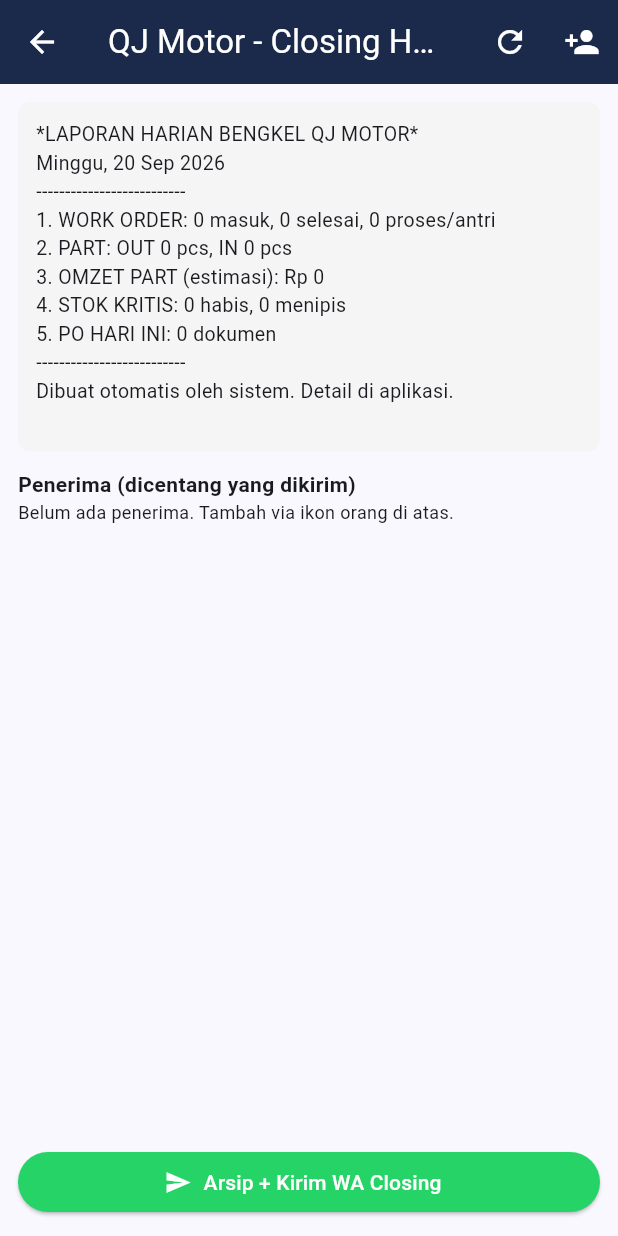
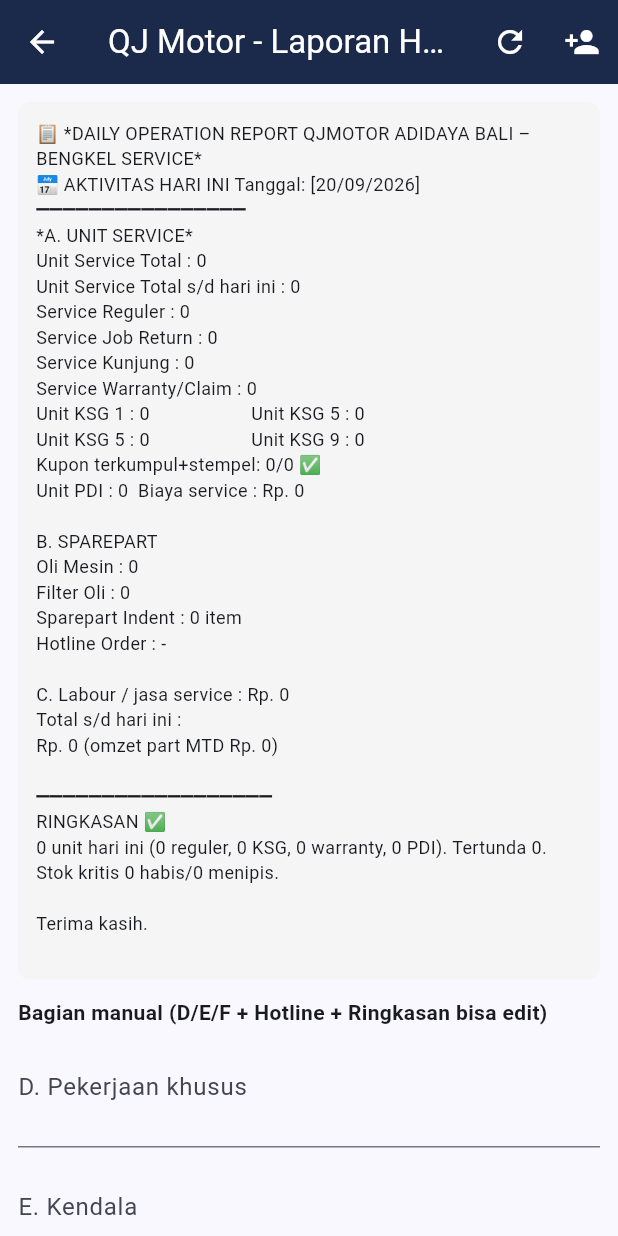
Before and after one commit to ng0thz/qj-motor-gudang-saas, a Flutter app: the screen it shows after launch, after a tap on the "assessment" icon, on a phone screen of 412 x 824 dp. Run offline on Flutter 3.47's test engine with Material 3 defaults, Android fonts, the phone set to English and light mode, and no system bars; our stand-ins replace cloud_firestore, file_picker, firebase_auth, firebase_core, pdf, printing and 1 more; missing offline and left inert: mobile_scanner; accounts and stored records are empty.

Commit message:
feat: laporan harian format A-F draft + kategori WO KSG kupon + rekonsiliasi

```diff
--- a/lib/features/stock/closing_report_page.dart
+++ b/lib/features/stock/closing_report_page.dart
@@ -4,9 +4,9 @@
 import 'package:url_launcher/url_launcher.dart';
 import 'stock_repository.dart';
 
-// Laporan aktivitas bengkel harian -> dikirim WA saat closing.
-// Dibaca: Operation Manager, Direktur/Komisaris, Owner.
-// Sumber: work_orders + stock_movements hari ini + stok kritis + PO.
+// DAILY OPERATION REPORT QJMOTOR ADIDAYA BALI – BENGKEL SERVICE
+// Format A-F persis draft frontdesk. Angka auto dari WO + mutasi,
+// D/E/F + Hotline manual, RINGKASAN auto (bisa edit).
 class ClosingReportPage extends StatefulWidget {
   const ClosingReportPage({super.key});
   @override
@@ -16,8 +16,12 @@
 class _ClosingReportPageState extends State<ClosingReportPage> {
   final repo = StockRepository();
   bool loading = true;
-  String text = '';
-  Map<String, dynamic> summary = {};
+  Map<String, dynamic> d = {};
+  final kerjaCtrl = TextEditingController();
+  final kendalaCtrl = TextEditingController();
+  final tindakCtrl = TextEditingController();
+  final hotlineCtrl = TextEditingController();
+  final ringkasanCtrl = TextEditingController();
   final Set<String> pilihPenerima = {};
 
   @override
@@ -26,152 +30,189 @@
     _build();
   }
 
-  DateTime _startOfToday() {
-    final n = DateTime.now();
-    return DateTime(n.year, n.month, n.day);
-  }
+  DateTime _start(DateTime n) => DateTime(n.year, n.month, n.day);
+
+  int _kat(List<Map<String, dynamic>> wos, String k) =>
+      wos.where((w) => '${w['kategori'] ?? 'Reguler'}' == k).length;
 
   Future<void> _build() async {
     setState(() => loading = true);
-    final start = _startOfToday();
-    final tgl = DateFormat('EEEE, d MMM yyyy', 'id_ID').format(DateTime.now());
+    final now = DateTime.now();
+    final start = _start(now);
+    final monthStart = DateTime(now.year, now.month, 1);
     final movs = await repo.fetchMovementsSince(start);
     final wos = await repo.fetchWOSince(start);
+    final wosMonth = await repo.fetchWOSince(monthStart);
+    final movsMonth = await repo.fetchMovementsSince(monthStart);
     final pos = await repo.fetchPOsSince(start);
+    final all = await repo.fetchAll3000();
+    final jenisOf = {for (final p in all) p.kode: p.jenisPart};
+    final price = {for (final p in all) p.kode: p.harga.jual};
 
-    final woMasuk = wos.length;
-    final woSelesai = wos.where((w) => '${w['status']}'.toUpperCase() == 'SELESAI').length;
-    final woProses = wos.where((w) => ['OPEN', 'PROSES'].contains('${w['status']}'.toUpperCase())).length;
+    // A. Unit
+    final ksg = {for (var i = 1; i <= 8; i++) 'KSG$i': _kat(wos, 'KSG$i')};
+    final reguler = _kat(wos, 'Reguler');
+    final jobReturn = _kat(wos, 'JobReturn');
+    final kunjung = _kat(wos, 'Kunjung');
+    final warranty = _kat(wos, 'Warranty');
+    final pdi = _kat(wos, 'PDI');
+    final total = wos.length;
+    final pdiLabour = wos.where((w) => '${w['kategori']}' == 'PDI').fold<int>(0, (t, w) => t + ((w['labourTotal'] ?? 0) as int));
+    // Kupon KSG
+    final kuponOk = wos.where((w) => '${w['kategori']}'.startsWith('KSG') && (w['kuponStempel'] == true)).length;
+    final kuponTotal = ksg.values.fold<int>(0, (t, v) => t + v);
 
-    int outQty = 0, inQty = 0;
-    final Map<String, int> outPerPart = {};
+    // B. Sparepart dari OUT hari ini
+    int oli = 0, filter = 0;
+    final Map<String, int> indentPerPart = {};
     for (final m in movs) {
+      if (m['tipe'] != 'OUT') continue;
+      final kode = '${m['kode_part']}';
       final q = (m['qty'] ?? 0) as int;
-      if (m['tipe'] == 'OUT') { outQty += q; outPerPart[m['kode_part']] = (outPerPart[m['kode_part']] ?? 0) + q; }
-      if (m['tipe'] == 'IN') inQty += q;
+      final j = (jenisOf[kode] ?? '').toUpperCase();
+      final nama = kode.toUpperCase();
+      if (j == 'OIL_FLUID' || nama.startsWith('LIDEM') || nama.contains('OIL')) oli += q;
+      if (nama.contains('FILTER') || kode.startsWith('2601') || kode.startsWith('1601')) filter += q;
     }
-    final topOut = outPerPart.entries.toList()..sort((a, b) => b.value.compareTo(a.value));
-    int omzet = 0;
-    final all = await repo.fetchAll3000();
-    final price = {for (final p in all) p.kode: p.harga.jual};
-    for (final e in topOut) { omzet += (price[e.key] ?? 0) * e.value; }
+    int indentItems = 0;
+    for (final p in pos) {
+      final items = (p['items'] ?? []) as List;
+      indentItems += items.fold<int>(0, (t, e) => t + ((e['qty'] ?? 0) as int));
+    }
+
+    // C. Labour
+    final labourToday = wos.where((w) => '${w['status']}'.toUpperCase() == 'SELESAI')
+        .fold<int>(0, (t, w) => t + ((w['labourTotal'] ?? 0) as int));
+    final labourMtd = wosMonth.where((w) => '${w['status']}'.toUpperCase() == 'SELESAI')
+        .fold<int>(0, (t, w) => t + ((w['labourTotal'] ?? 0) as int));
+    int omzetMtd = 0;
+    for (final m in movsMonth) {
+      if (m['tipe'] != 'OUT') continue;
+      omzetMtd += (price['${m['kode_part']}'] ?? 0) * ((m['qty'] ?? 0) as int);
+    }
+
+    // F auto: WO belum selesai + stok kritis
+    final tertunda = wos.where((w) => ['OPEN', 'PROSES'].contains('${w['status']}'.toUpperCase())).length;
     final habis = all.where((p) => p.stok == 0).length;
     final menipis = all.where((p) => p.stok > 0 && p.stok <= p.minStok).length;
 
-    final buf = StringBuffer();
-    buf.writeln('*LAPORAN HARIAN BENGKEL QJ MOTOR*');
-    buf.writeln(tgl);
-    buf.writeln('--------------------------');
-    buf.writeln('1. WORK ORDER: $woMasuk masuk, $woSelesai selesai, $woProses proses/antri');
-    buf.writeln('2. PART: OUT $outQty pcs, IN $inQty pcs');
-    if (topOut.isNotEmpty) {
-      buf.writeln('   Top OUT: ${topOut.take(3).map((e) => '${e.key} (${e.value})').join(', ')}');
+    d = {
+      'total': total, 'totalMtd': wosMonth.length,
+      'reguler': reguler, 'jobReturn': jobReturn, 'kunjung': kunjung,
+      'warranty': warranty, 'pdi': pdi, 'pdiLabour': pdiLabour,
+      'ksg': ksg, 'kuponOk': kuponOk, 'kuponTotal': kuponTotal,
+      'oli': oli, 'filter': filter, 'indent': indentItems,
+      'labourToday': labourToday, 'labourMtd': labourMtd, 'omzetMtd': omzetMtd,
+      'tertunda': tertunda, 'habis': habis, 'menipis': menipis,
+      'po': pos.length,
+    };
+    ringkasanCtrl.text =
+        '$total unit hari ini ($reguler reguler, ${ksg.values.fold(0, (a, b) => a + b)} KSG, ${_kat(wos, 'Warranty')} warranty, $pdi PDI). '
+        'Tertunda $tertunda. Stok kritis $habis habis/$menipis menipis.';
+    tindakCtrl.text = tertunda > 0 ? 'Selesaikan $tertunda WO tertunda.' : '';
+    if (habis + menipis > 0) tindakCtrl.text += (tindakCtrl.text.isEmpty ? '' : ' ') + 'Cek $habis habis/$menipis menipis.';
+    setState(() => loading = false);
   }
-    buf.writeln('3. OMZET PART (estimasi): Rp $omzet');
-    buf.writeln('4. STOK KRITIS: $habis habis, $menipis menipis');
-    buf.writeln('5. PO HARI INI: ${pos.length} dokumen');
-    buf.writeln('--------------------------');
-    buf.writeln('Dibuat otomatis oleh sistem. Detail di aplikasi.');
 
-    summary = {
-      'woMasuk': woMasuk, 'woSelesai': woSelesai, 'woProses': woProses,
-      'outQty': outQty, 'inQty': inQty, 'omzet': omzet,
-      'habis': habis, 'menipis': menipis, 'po': pos.length,
-    };
-    setState(() { text = buf.toString(); loading = false; });
+  String _text() {
+    final tgl = DateFormat('dd/MM/yyyy').format(DateTime.now());
+    final ksg = (d['ksg'] ?? {}) as Map;
+    final b = StringBuffer();
+    b.writeln('📋 *DAILY OPERATION REPORT QJMOTOR ADIDAYA BALI – BENGKEL SERVICE*');
+    b.writeln('📅 AKTIVITAS HARI INI Tanggal: [$tgl]');
+    b.writeln('━━━━━━━━━━━━━━━━');
+    b.writeln('*A. UNIT SERVICE*');
+    b.writeln('Unit Service Total : ${d['total']}');
+    b.writeln('Unit Service Total s/d hari ini : ${d['totalMtd']}');
+    b.writeln('Service Reguler : ${d['reguler']}');
+    b.writeln('Service Job Return : ${d['jobReturn']}');
+    b.writeln('Service Kunjung : ${d['kunjung']}');
+    b.writeln('Service Warranty/Claim : ${d['warranty']}');
+    for (var i = 1; i <= 8; i += 4) {
+      b.writeln('Unit KSG $i : ${ksg['KSG$i'] ?? 0}                     Unit KSG ${i + 4} : ${ksg['KSG${i + 4}'] ?? 0}');
+    }
+    b.writeln('Kupon terkumpul+stempel: ${d['kuponOk']}/${d['kuponTotal']}${(d['kuponTotal'] ?? 0) > (d['kuponOk'] ?? 0) ? ' ⚠️ kurang ${((d['kuponTotal'] ?? 0) as int) - ((d['kuponOk'] ?? 0) as int)}' : ' ✅'}');
+    b.writeln('Unit PDI : ${d['pdi']}  Biaya service : Rp. ${d['pdiLabour']}');
+    b.writeln('');
+    b.writeln('B. SPAREPART');
+    b.writeln('Oli Mesin : ${d['oli']}');
+    b.writeln('Filter Oli : ${d['filter']}');
+    b.writeln('Sparepart Indent : ${d['indent']} item');
+    b.writeln('Hotline Order : ${hotlineCtrl.text.isEmpty ? '-' : hotlineCtrl.text}');
+    b.writeln('');
+    b.writeln('C. Labour / jasa service : Rp. ${d['labourToday']}');
+    b.writeln('Total s/d hari ini :');
+    b.writeln('Rp. ${d['labourMtd']} (omzet part MTD Rp. ${d['omzetMtd']})');
+    b.writeln('');
+    if (kerjaCtrl.text.isNotEmpty) { b.writeln('D. PEKERJAAN KHUSUS'); b.writeln(kerjaCtrl.text); b.writeln(''); }
+    if (kendalaCtrl.text.isNotEmpty) { b.writeln('E. KENDALA'); b.writeln('• ${kendalaCtrl.text}'); b.writeln(''); }
+    if (tindakCtrl.text.isNotEmpty) { b.writeln('F. TINDAK LANJUT BESOK'); b.writeln('• ${tindakCtrl.text}'); b.writeln(''); }
+    b.writeln('━━━━━━━━━━━━━━━━━━');
+    b.writeln('RINGKASAN ✅');
+    b.writeln(ringkasanCtrl.text);
+    b.writeln('');
+    b.writeln('Terima kasih.');
+    return b.toString();
   }
 
   Future<void> _kirim() async {
     final recips = await repo.watchRecipients().first;
-    final targets = recips.where((r) => pilihPenerima.contains(r['id']) && (r['aktif'] ?? true) == true).toList();
+    final targets = recips.where((r) => pilihPenerima.contains(r['id'])).toList();
     if (targets.isEmpty) {
       if (mounted) ScaffoldMessenger.of(context).showSnackBar(const SnackBar(content: Text('Pilih penerima dulu')));
       return;
     }
-    // Arsip dulu
     final key = DateFormat('yyyy-MM-dd').format(DateTime.now());
-    await repo.saveDailyReport(dateKey: key, text: text, summary: {...summary, 'penerima': targets.map((t) => t['nama']).toList()});
-    // Kirim per penerima via wa.me
+    await repo.saveDailyReport(dateKey: key, text: _text(), summary: {...d,
+      'kerja': kerjaCtrl.text, 'kendala': kendalaCtrl.text, 'tindak': tindakCtrl.text,
+      'hotline': hotlineCtrl.text, 'ringkasan': ringkasanCtrl.text,
+      'penerima': targets.map((t) => t['nama']).toList()});
     for (final t in targets) {
       final wa = '${t['wa']}'.replaceAll(RegExp(r'[^0-9]'), '');
       if (wa.isEmpty) continue;
-      final uri = Uri.parse('https://wa.me/$wa?text=${Uri.encodeComponent(text)}');
-      await launchUrl(uri, mode: LaunchMode.externalApplication);
+      await launchUrl(Uri.parse('https://wa.me/$wa?text=${Uri.encodeComponent(_text())}'), mode: LaunchMode.externalApplication);
     }
-    // Fallback share sheet
-    await Share.share(text, subject: 'Laporan Harian QJ Motor');
-    if (mounted) ScaffoldMessenger.of(context).showSnackBar(const SnackBar(content: Text('Laporan diarsip + dibuka di WA')));
-  }
-
-  Future<void> _kelolaPenerima() async {
-    final nama = TextEditingController();
-    final wa = TextEditingController();
-    String role = 'Operation Manager';
-    await showDialog(context: context, builder: (_) => AlertDialog(
-      title: const Text('Tambah penerima'),
-      content: Column(mainAxisSize: MainAxisSize.min, children: [
-        TextField(controller: nama, decoration: const InputDecoration(labelText: 'Nama')),
-        const SizedBox(height: 8),
-        DropdownButtonFormField<String>(value: role, items: const [
-          DropdownMenuItem(value: 'Operation Manager', child: Text('Operation Manager')),
-          DropdownMenuItem(value: 'Direktur/Komisaris', child: Text('Direktur/Komisaris')),
-          DropdownMenuItem(value: 'Owner', child: Text('Owner')),
-          DropdownMenuItem(value: 'Frontdesk', child: Text('Frontdesk')),
-        ], onChanged: (v) => role = v!, decoration: const InputDecoration(labelText: 'Role')),
-        const SizedBox(height: 8),
-        TextField(controller: wa, keyboardType: TextInputType.phone, decoration: const InputDecoration(labelText: 'No WA (628...)')),
-      ]),
-      actions: [
-        TextButton(onPressed: () => Navigator.pop(context), child: const Text('Batal')),
-        ElevatedButton(onPressed: () async {
-          await repo.upsertRecipient(nama: nama.text.trim(), role: role, wa: wa.text.trim());
-          if (mounted) Navigator.pop(context);
-        }, child: const Text('Simpan')),
-      ],
-    ));
+    await Share.share(_text(), subject: 'Daily Operation Report QJMOTOR');
+    if (mounted) ScaffoldMessenger.of(context).showSnackBar(const SnackBar(content: Text('Laporan A-F diarsip + dibuka di WA')));
   }
 
   @override
   Widget build(BuildContext context) {
     return Scaffold(
-      appBar: AppBar(title: const Text('QJ Motor - Closing Harian'), backgroundColor: const Color(0xFF1B2A4A), foregroundColor: Colors.white,
-        actions: [
-          IconButton(icon: const Icon(Icons.refresh), onPressed: _build),
-          IconButton(icon: const Icon(Icons.person_add), onPressed: _kelolaPenerima),
-        ]),
+      appBar: AppBar(title: const Text('QJ Motor - Laporan Harian A-F'), backgroundColor: const Color(0xFF1B2A4A), foregroundColor: Colors.white,
+        actions: [IconButton(icon: const Icon(Icons.refresh), onPressed: _build),
+          IconButton(icon: const Icon(Icons.person_add), onPressed: () {})]),
       body: loading
           ? const Center(child: CircularProgressIndicator())
-          : Column(children: [
-              Expanded(child: SingleChildScrollView(padding: const EdgeInsets.all(12), child: Column(crossAxisAlignment: CrossAxisAlignment.start, children: [
-                Container(width: double.infinity, padding: const EdgeInsets.all(12),
-                  decoration: BoxDecoration(color: Colors.grey.shade100, borderRadius: BorderRadius.circular(8)),
-                  child: Text(text, style: const TextStyle(fontSize: 13))),
+          : ListView(padding: const EdgeInsets.all(12), children: [
+              Container(padding: const EdgeInsets.all(12), decoration: BoxDecoration(color: Colors.grey.shade100, borderRadius: BorderRadius.circular(8)),
+                child: Text(_text(), style: const TextStyle(fontSize: 12))),
               const SizedBox(height: 12),
-                const Text('Penerima (dicentang yang dikirim)', style: TextStyle(fontWeight: FontWeight.bold)),
+              const Text('Bagian manual (D/E/F + Hotline + Ringkasan bisa edit)', style: TextStyle(fontWeight: FontWeight.bold)),
+              TextField(controller: kerjaCtrl, decoration: const InputDecoration(labelText: 'D. Pekerjaan khusus'), maxLines: 2, onChanged: (_) => setState(() {})),
+              TextField(controller: kendalaCtrl, decoration: const InputDecoration(labelText: 'E. Kendala'), maxLines: 2, onChanged: (_) => setState(() {})),
+              TextField(controller: tindakCtrl, decoration: const InputDecoration(labelText: 'F. Tindak lanjut besok (auto, bisa edit)'), maxLines: 2, onChanged: (_) => setState(() {})),
+              TextField(controller: hotlineCtrl, decoration: const InputDecoration(labelText: 'Hotline Order (manual)'), onChanged: (_) => setState(() {})),
+              TextField(controller: ringkasanCtrl, decoration: const InputDecoration(labelText: 'RINGKASAN (auto, bisa edit)'), maxLines: 2, onChanged: (_) => setState(() {})),
+              const SizedBox(height: 12),
+              const Text('Penerima', style: TextStyle(fontWeight: FontWeight.bold)),
               StreamBuilder<List<Map<String, dynamic>>>(
                 stream: repo.watchRecipients(),
                 builder: (c, s) {
                   if (!s.hasData) return const LinearProgressIndicator();
-                    if (s.data!.isEmpty) return const Text('Belum ada penerima. Tambah via ikon orang di atas.', style: TextStyle(fontSize: 12));
-                    // default centang semua saat pertama load
-                    if (pilihPenerima.isEmpty) {
-                      for (final r in s.data!) { pilihPenerima.add(r['id']); }
-                    }
+                  if (pilihPenerima.isEmpty) { for (final r in s.data!) { pilihPenerima.add(r['id']); } }
                   return Column(children: s.data!.map((r) => CheckboxListTile(
                     value: pilihPenerima.contains(r['id']),
                     onChanged: (v) => setState(() => v! ? pilihPenerima.add(r['id']) : pilihPenerima.remove(r['id'])),
                     title: Text('${r['nama']} • ${r['role']}', style: const TextStyle(fontSize: 13)),
                     subtitle: Text('${r['wa']}', style: const TextStyle(fontSize: 11)),
-                      secondary: IconButton(icon: const Icon(Icons.delete, size: 18), onPressed: () => repo.deleteRecipient(r['id'])),
                   )).toList());
                 },
               ),
-              ]))),
-              Padding(padding: const EdgeInsets.all(12), child: SizedBox(width: double.infinity, child: ElevatedButton.icon(
-                icon: const Icon(Icons.send), label: const Text('Arsip + Kirim WA Closing'),
+              SizedBox(width: double.infinity, child: ElevatedButton.icon(
+                icon: const Icon(Icons.send), label: const Text('Arsip + Kirim WA'),
                 style: ElevatedButton.styleFrom(backgroundColor: const Color(0xFF25D366), foregroundColor: Colors.white),
-                onPressed: _kirim,
-              ))),
+                onPressed: _kirim)),
             ]),
     );
   }
--- a/lib/features/stock/stock_repository.dart
+++ b/lib/features/stock/stock_repository.dart
@@ -223,11 +223,14 @@
   Future<String> createWO({
     required String nopol, required String motor, required String keluhan, String? mekanik,
     String model = '', String tipe = 'SERVICE', // SERVICE|WARRANTY
+    String kategori = 'Reguler', // Reguler|JobReturn|Kunjung|KSG1..KSG8|Warranty|PDI
+    String kuponNo = '', bool kuponStempel = false,
     List<Map<String, dynamic>> jobs = const [], List<Map<String, dynamic>> parts = const [],
     int labourTotal = 0, int partsTotal = 0,
   }) async {
     final ref = await _fs.col('work_orders').add({
       'nopol': nopol, 'motor': motor, 'model': model, 'motorClass': model.isEmpty ? '' : kelasOf(model), 'tipe': tipe,
+      'kategori': kategori, 'kuponNo': kuponNo, 'kuponStempel': kuponStempel,
       'keluhan': keluhan, 'mekanik': mekanik ?? '',
       'jobs': jobs, 'parts': parts,
       'labourTotal': labourTotal, 'partsTotal': partsTotal,
--- a/lib/features/stock/workorder_page.dart
+++ b/lib/features/stock/workorder_page.dart
@@ -19,6 +19,10 @@
   final keluhanCtrl = TextEditingController();
   String model = 'FORT 250';
   String tipe = 'SERVICE'; // SERVICE|WARRANTY
+  String kategori = 'Reguler'; // Reguler|JobReturn|Kunjung|KSG1..KSG8|Warranty|PDI
+  final kuponCtrl = TextEditingController();
+  bool kuponStempel = false;
+  static const kategoris = ['Reguler', 'JobReturn', 'Kunjung', 'KSG1', 'KSG2', 'KSG3', 'KSG4', 'KSG5', 'KSG6', 'KSG7', 'KSG8', 'Warranty', 'PDI'];
   String jobQuery = '';
   String partQuery = '';
   List<FrtEntry> frtCache = [];
@@ -102,7 +106,9 @@
     }
     await repo.createWO(
       nopol: nopolCtrl.text.trim(), motor: model, keluhan: keluhanCtrl.text.trim(),
-      model: model, tipe: tipe, jobs: jobs, parts: parts,
+      model: model, tipe: tipe, kategori: kategori,
+      kuponNo: kuponCtrl.text.trim(), kuponStempel: kuponStempel,
+      jobs: jobs, parts: parts,
       labourTotal: labourTotal, partsTotal: partsTotal,
     );
     if (mounted) {
@@ -131,6 +137,16 @@
             onChanged: (v) { setState(() { tipe = v!; jobs.clear(); }); _loadFrt(); })),
           const SizedBox(width: 8),
           Expanded(child: TextField(controller: keluhanCtrl, decoration: const InputDecoration(labelText: 'Keluhan', border: OutlineInputBorder()))),
+        ]),
+        const SizedBox(height: 8),
+        Row(children: [
+          Expanded(child: DropdownButtonFormField<String>(value: kategori, decoration: const InputDecoration(labelText: 'Kategori', border: OutlineInputBorder()),
+            items: kategoris.map((k) => DropdownMenuItem(value: k, child: Text(k, style: const TextStyle(fontSize: 12)))).toList(),
+            onChanged: (v) => setState(() => kategori = v!))),
+          const SizedBox(width: 8),
+          Expanded(child: TextField(controller: kuponCtrl, decoration: const InputDecoration(labelText: 'No. Kupon (KSG)', border: OutlineInputBorder()))),
+          Checkbox(value: kuponStempel, onChanged: (v) => setState(() => kuponStempel = v ?? false)),
+          const Text('Stempel', style: TextStyle(fontSize: 11)),
         ]),
         const SizedBox(height: 12),
         Text('Pekerjaan ($tipe) — jasa otomatis per $model', style: const TextStyle(fontWeight: FontWeight.bold)),
```
Lines whose indentation alone changed are shown as unchanged.
